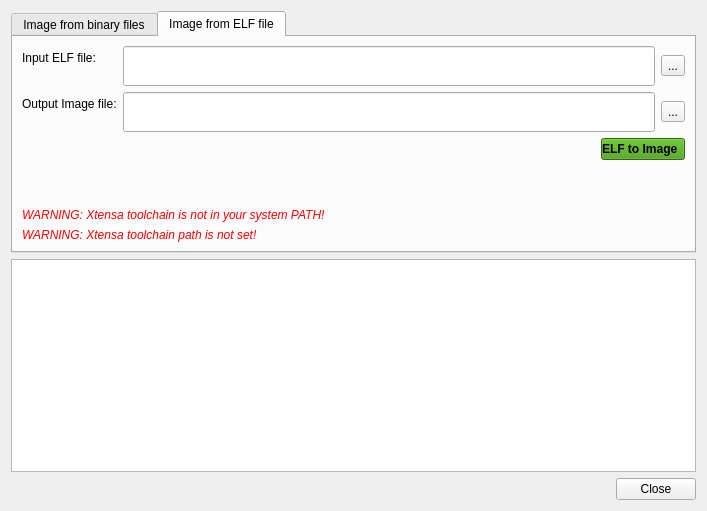
hassanibi/espflasher, file makeimagedialog.ui: the form before one commit.
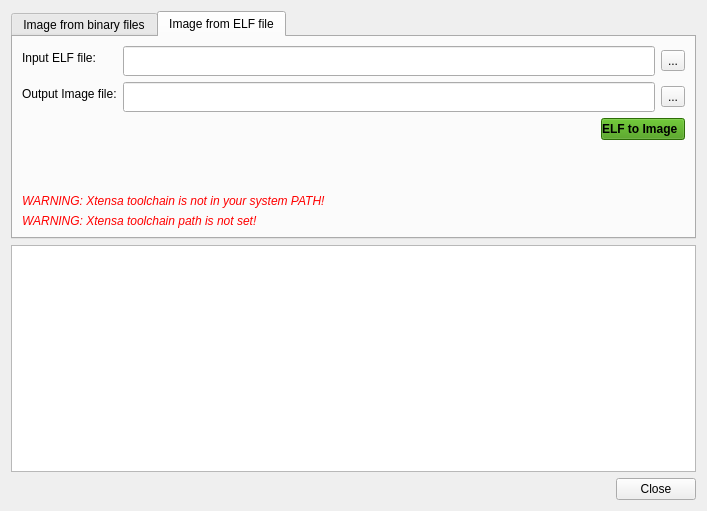
The form after the commit. The open tabs and pages were chosen to show the change. Icons and pictures are not drawn. Custom widgets are drawn as their Qt base class.

```diff
--- a/makeimagedialog.ui
+++ b/makeimagedialog.ui
@@ -165,15 +165,20 @@
              <property name="minimumSize">
               <size>
                <width>0</width>
-               <height>40</height>
+               <height>30</height>
               </size>
              </property>
              <property name="maximumSize">
               <size>
                <width>16777215</width>
-               <height>40</height>
+               <height>30</height>
               </size>
              </property>
+             <property name="font">
+              <font>
+               <pointsize>10</pointsize>
+              </font>
+             </property>
             </widget>
            </item>
            <item>
@@ -187,8 +192,8 @@
              </property>
              <property name="iconSize">
               <size>
-               <width>32</width>
-               <height>32</height>
+               <width>24</width>
+               <height>24</height>
               </size>
              </property>
             </widget>
@@ -209,15 +214,20 @@
              <property name="minimumSize">
               <size>
                <width>0</width>
-               <height>40</height>
+               <height>30</height>
               </size>
              </property>
              <property name="maximumSize">
               <size>
                <width>16777215</width>
-               <height>40</height>
+               <height>30</height>
               </size>
              </property>
+             <property name="font">
+              <font>
+               <pointsize>10</pointsize>
+              </font>
+             </property>
             </widget>
            </item>
            <item>
@@ -231,8 +241,8 @@
              </property>
              <property name="iconSize">
               <size>
-               <width>32</width>
-               <height>32</height>
+               <width>24</width>
+               <height>24</height>
               </size>
              </property>
             </widget>
@@ -272,8 +282,8 @@
            </property>
            <property name="iconSize">
             <size>
-             <width>32</width>
-             <height>32</height>
+             <width>24</width>
+             <height>24</height>
             </size>
            </property>
           </widget>
```
Left out of the diff: 20 changed lines with no effect on the pictures.
